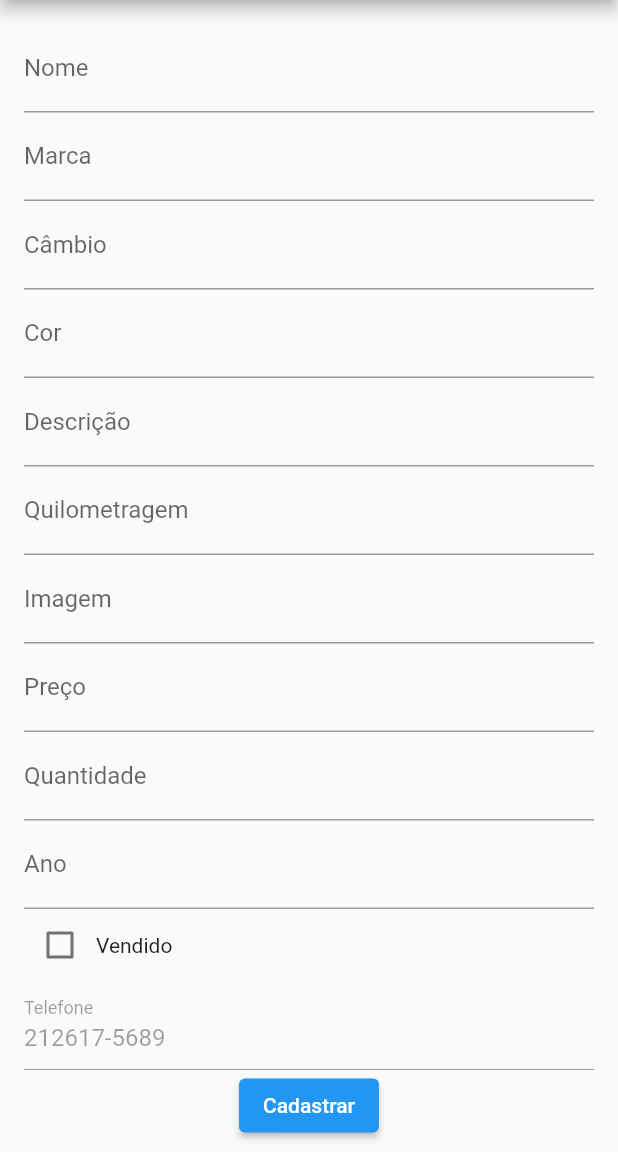
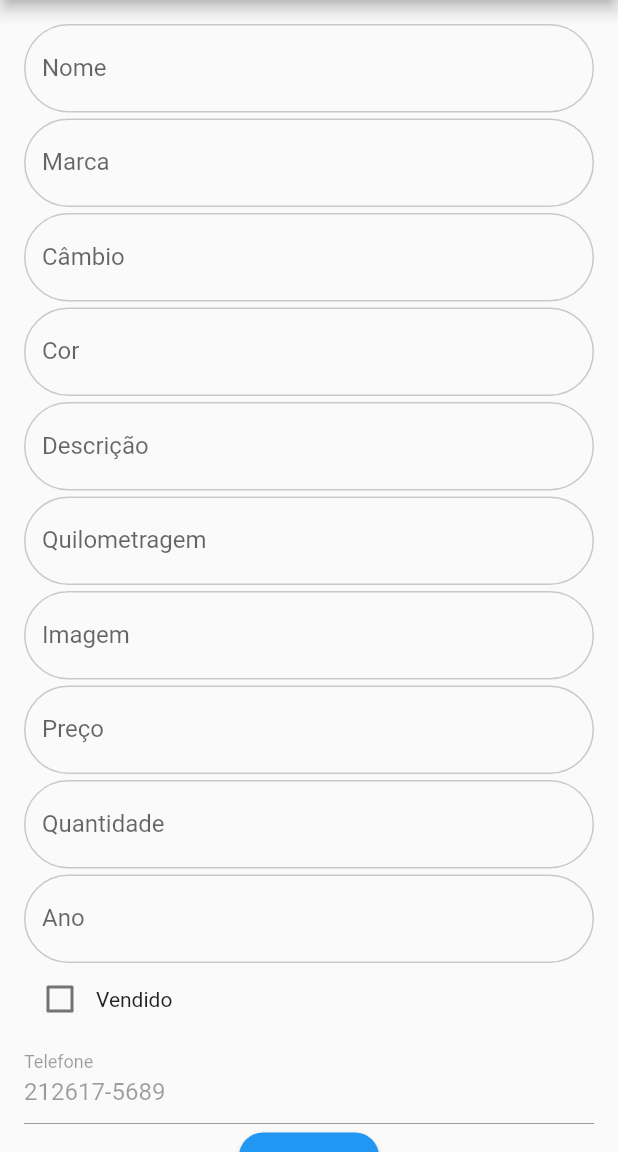
Before and after one commit to leandrosax10/desafiomjvacademy, a Flutter app: the CadastroPage screen opened by its route, on a phone screen of 412 x 824 dp, the part 84-1236 px from its top. Run offline on Flutter 3.47's test engine with Material 2 defaults, Android fonts, the phone set to English and light mode, and no system bars; our stand-ins replace carousel_slider, dio; network calls fail.

Commit message:
feat: ajustes no cadastro

```diff
--- a/lib/pages/cadastro/cadastro.dart
+++ b/lib/pages/cadastro/cadastro.dart
@@ -73,7 +73,14 @@ class RegistrationFormState extends State<RegistrationForm> {
       child: Column(
         children: [
           TextFormField(
-            decoration: const InputDecoration(labelText: 'Nome'),
+            decoration: InputDecoration(
+              labelText: 'Nome',
+              enabledBorder: OutlineInputBorder(
+                borderSide: const BorderSide(
+                    width: 1, color: Color.fromARGB(255, 200, 202, 202)),
+                borderRadius: BorderRadius.circular(50.0),
+              ),
+            ),
             validator: (value) {
               if (value!.isEmpty) {
                 return 'Por favor, insira um nome';
@@ -84,8 +91,16 @@ class RegistrationFormState extends State<RegistrationForm> {
               _veiculo.nome = value!;
             },
           ),
+          const SizedBox(height: 4),
           TextFormField(
-            decoration: const InputDecoration(labelText: 'Marca'),
+            decoration: InputDecoration(
+              labelText: 'Marca',
+              enabledBorder: OutlineInputBorder(
+                borderSide: const BorderSide(
+                    width: 1, color: Color.fromARGB(255, 200, 202, 202)),
+                borderRadius: BorderRadius.circular(50.0),
+              ),
+            ),
             validator: (value) {
               if (value!.isEmpty) {
                 return 'Por favor, insira uma marca';
@@ -96,8 +111,16 @@ class RegistrationFormState extends State<RegistrationForm> {
               _veiculo.marca = value!;
             },
           ),
+          const SizedBox(height: 4),
           TextFormField(
-            decoration: const InputDecoration(labelText: 'Câmbio'),
+            decoration: InputDecoration(
+              labelText: 'Câmbio',
+              enabledBorder: OutlineInputBorder(
+                borderSide: const BorderSide(
+                    width: 1, color: Color.fromARGB(255, 200, 202, 202)),
+                borderRadius: BorderRadius.circular(50.0),
+              ),
+            ),
             validator: (value) {
               if (value!.isEmpty) {
                 return 'Por favor, insira o tipo de câmbio';
@@ -108,8 +131,16 @@ class RegistrationFormState extends State<RegistrationForm> {
               _veiculo.cambio = value!;
             },
           ),
+          const SizedBox(height: 4),
           TextFormField(
-            decoration: const InputDecoration(labelText: 'Cor'),
+            decoration: InputDecoration(
+              labelText: 'Cor',
+              enabledBorder: OutlineInputBorder(
+                borderSide: const BorderSide(
+                    width: 1, color: Color.fromARGB(255, 200, 202, 202)),
+                borderRadius: BorderRadius.circular(50.0),
+              ),
+            ),
             validator: (value) {
               if (value!.isEmpty) {
                 return 'Por favor, insira uma cor';
@@ -120,8 +151,16 @@ class RegistrationFormState extends State<RegistrationForm> {
               _veiculo.cor = value!;
             },
           ),
+          const SizedBox(height: 4),
           TextFormField(
-            decoration: const InputDecoration(labelText: 'Descrição'),
+            decoration: InputDecoration(
+              labelText: 'Descrição',
+              enabledBorder: OutlineInputBorder(
+                borderSide: const BorderSide(
+                    width: 1, color: Color.fromARGB(255, 200, 202, 202)),
+                borderRadius: BorderRadius.circular(50.0),
+              ),
+            ),
             validator: (value) {
               if (value!.isEmpty) {
                 return 'Por favor, insira uma descrição';
@@ -132,8 +171,16 @@ class RegistrationFormState extends State<RegistrationForm> {
               _veiculo.descricao = value!;
             },
           ),
+          const SizedBox(height: 4),
           TextFormField(
-            decoration: const InputDecoration(labelText: 'Quilometragem'),
+            decoration: InputDecoration(
+              labelText: 'Quilometragem',
+              enabledBorder: OutlineInputBorder(
+                borderSide: const BorderSide(
+                    width: 1, color: Color.fromARGB(255, 200, 202, 202)),
+                borderRadius: BorderRadius.circular(50.0),
+              ),
+            ),
             keyboardType: TextInputType.number,
             validator: (value) {
               if (value!.isEmpty) {
@@ -145,8 +192,16 @@ class RegistrationFormState extends State<RegistrationForm> {
               _veiculo.km = int.parse(value!);
             },
           ),
+          const SizedBox(height: 4),
           TextFormField(
-            decoration: const InputDecoration(labelText: 'Imagem'),
+            decoration: InputDecoration(
+              labelText: 'Imagem',
+              enabledBorder: OutlineInputBorder(
+                borderSide: const BorderSide(
+                    width: 1, color: Color.fromARGB(255, 200, 202, 202)),
+                borderRadius: BorderRadius.circular(50.0),
+              ),
+            ),
             validator: (value) {
               if (value!.isEmpty) {
                 return 'Por favor, insira uma URL de imagem';
@@ -157,8 +212,16 @@ class RegistrationFormState extends State<RegistrationForm> {
               _veiculo.imagem = value!;
             },
           ),
+          const SizedBox(height: 4),
           TextFormField(
-            decoration: const InputDecoration(labelText: 'Preço'),
+            decoration: InputDecoration(
+              labelText: 'Preço',
+              enabledBorder: OutlineInputBorder(
+                borderSide: const BorderSide(
+                    width: 1, color: Color.fromARGB(255, 200, 202, 202)),
+                borderRadius: BorderRadius.circular(50.0),
+              ),
+            ),
             keyboardType: TextInputType.number,
             validator: (value) {
               if (value!.isEmpty) {
@@ -170,8 +233,16 @@ class RegistrationFormState extends State<RegistrationForm> {
               _veiculo.preco = double.parse(value!);
             },
           ),
+          const SizedBox(height: 4),
           TextFormField(
-            decoration: const InputDecoration(labelText: 'Quantidade'),
+            decoration: InputDecoration(
+              labelText: 'Quantidade',
+              enabledBorder: OutlineInputBorder(
+                borderSide: const BorderSide(
+                    width: 1, color: Color.fromARGB(255, 200, 202, 202)),
+                borderRadius: BorderRadius.circular(50.0),
+              ),
+            ),
             keyboardType: TextInputType.number,
             validator: (value) {
               if (value!.isEmpty) {
@@ -183,8 +254,16 @@ class RegistrationFormState extends State<RegistrationForm> {
               _veiculo.quantidade = int.parse(value!);
             },
           ),
+          const SizedBox(height: 4),
           TextFormField(
-            decoration: const InputDecoration(labelText: 'Ano'),
+            decoration: InputDecoration(
+              labelText: 'Ano',
+              enabledBorder: OutlineInputBorder(
+                borderSide: const BorderSide(
+                    width: 1, color: Color.fromARGB(255, 200, 202, 202)),
+                borderRadius: BorderRadius.circular(50.0),
+              ),
+            ),
             keyboardType: TextInputType.number,
             validator: (value) {
               if (value!.isEmpty) {
@@ -212,7 +291,14 @@ class RegistrationFormState extends State<RegistrationForm> {
           TextFormField(
             initialValue: '212617-5689',
             enabled: false,
-            decoration: const InputDecoration(labelText: 'Telefone'),
+            decoration: InputDecoration(
+              labelText: 'Telefone',
+              enabledBorder: OutlineInputBorder(
+                borderSide: const BorderSide(
+                    width: 1, color: Color.fromARGB(255, 200, 202, 202)),
+                borderRadius: BorderRadius.circular(50.0),
+              ),
+            ),
             keyboardType: TextInputType.phone,
             validator: (value) {
               if (value!.isEmpty) {
@@ -226,6 +312,9 @@ class RegistrationFormState extends State<RegistrationForm> {
           ),
           ElevatedButton(
             onPressed: _submitForm,
+            style: ButtonStyle(
+                shape: MaterialStateProperty.all(RoundedRectangleBorder(
+                    borderRadius: BorderRadius.circular(16.0)))),
             child: const Text('Cadastrar'),
           ),
         ],
```
